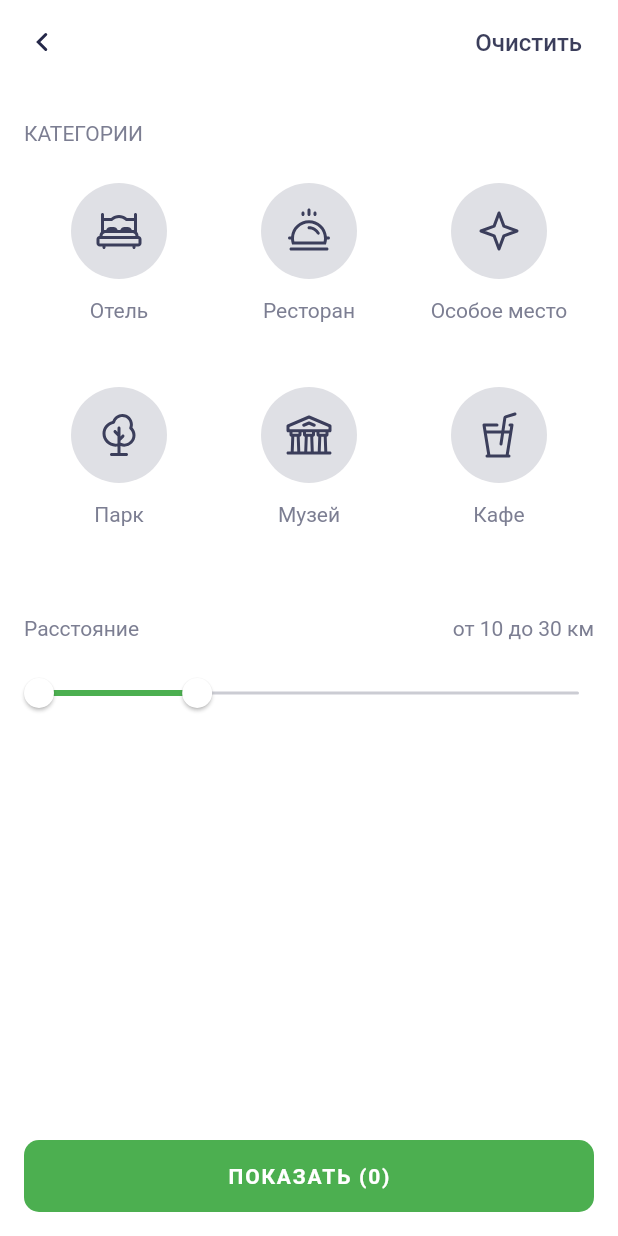
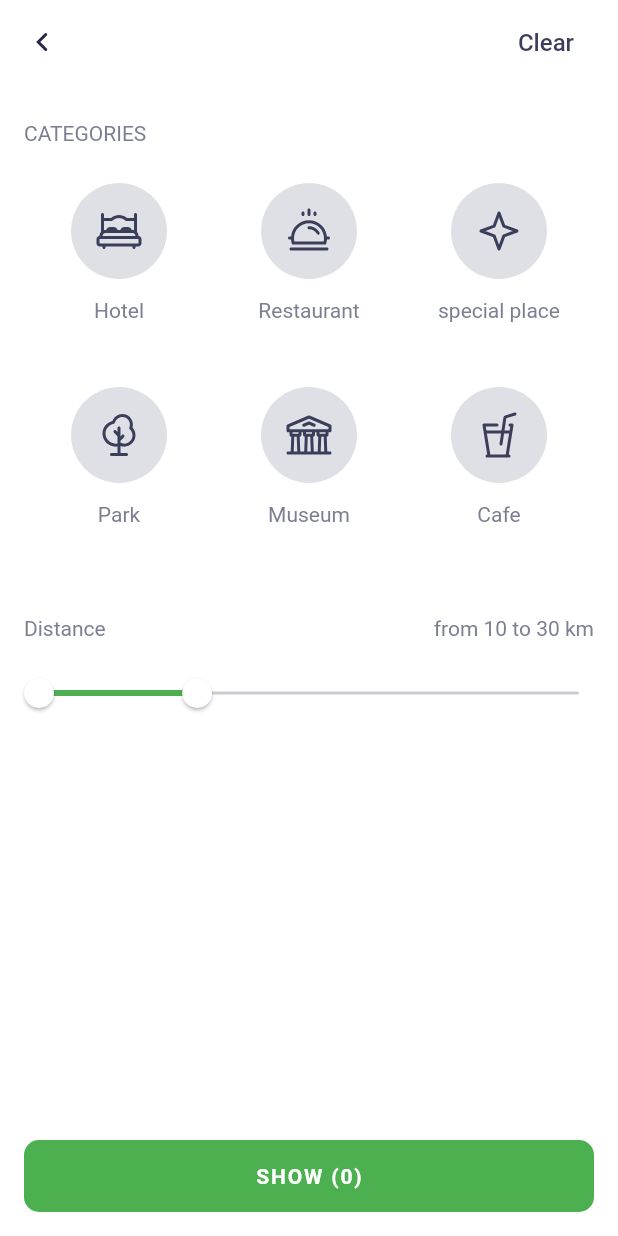
Before and after one commit to DeployChef/places, a Flutter app: the FiltersScreen screen opened directly, on a phone screen of 412 x 824 dp. Run offline on Flutter 3.47's test engine with Material 2 defaults, Android fonts, the phone set to English and light mode, and no system bars; our stand-ins replace flutter_svg, shared_preferences; accounts and stored records are empty; generated files the repository leaves out were written again.

Commit message:
localization

```diff
--- a/lib/l10n/app_en.arb
+++ b/lib/l10n/app_en.arb
@@ -11,5 +11,19 @@
     "notVisitedTab": "Want to visit",
     "blankHeader": "Empty",
     "blankTextVisited": "Complete the route\nto get the place here.",
-    "blankTextNotVisited": "Mark your favorite \nplaces and they will appear here."
+    "blankTextNotVisited": "Mark your favorite \nplaces and they will appear here.",
+    "settings": "Settings",
+    "categories": "CATEGORIES",
+    "clear": "Clear",
+    "distance": "Distance",
+    "rangeTitle": "from 10 to 30 km",
+    "show": "Show",
+    "hotel": "Hotel",
+    "restaurant": "Restaurant",
+    "specialPlace": "special place",
+    "park": "Park",
+    "museum": "Museum",
+    "cafe": "Cafe",
+    "darkTheme": "Dark Theme",
+    "watchHelp": "Watch tutorial"
 }
--- a/lib/l10n/app_ru.arb
+++ b/lib/l10n/app_ru.arb
@@ -11,5 +11,19 @@
     "notVisitedTab": "Хочу посетить",
     "blankHeader": "Пусто",
     "blankTextVisited": "Завершите маршрут,\nчтобы место попало сюда.",
-    "blankTextNotVisited": "Отмечайте понравившиеся\nместа и они появятся здесь."
+    "blankTextNotVisited": "Отмечайте понравившиеся\nместа и они появятся здесь.",
+    "settings": "Настройки",
+    "categories": "КАТЕГОРИИ",
+    "clear": "Очистить",
+    "distance": "Расстояние",
+    "rangeTitle": "от 10 до 30 км",
+    "show": "Показать",
+    "hotel": "Отель",
+    "restaurant": "Ресторан",
+    "specialPlace": "Особое место",
+    "park": "Парк",
+    "museum": "Музей",
+    "cafe": "Кафе",
+    "darkTheme": "Темная тема",
+    "watchHelp": "Смотреть туториал"
 }
--- a/lib/main.dart
+++ b/lib/main.dart
@@ -39,8 +39,8 @@ class App extends StatelessWidget {
           theme: _darkTheme.value ? AppTheme.darkTheme : AppTheme.lightTheme,
           darkTheme: AppTheme.darkTheme,
           //home: SettingsScreen(),
-          //home: FiltersScreen(),
-          home: SightListScreen(),
+          home: FiltersScreen(),
+          //home: SightListScreen(),
           // home: SightDetails(model: mocks[0]),
         ),
       ),
--- a/lib/ui/screens/filters_screen.dart
+++ b/lib/ui/screens/filters_screen.dart
@@ -4,6 +4,7 @@ import 'package:flutter_svg/svg.dart';
 import 'package:places/mocks.dart';
 import 'package:places/ui/components/icon_svg.dart';
 import 'package:places/ui/screens/res/assets.dart';
+import 'package:flutter_gen/gen_l10n/app_localizations.dart';
 
 class Category {
   String name;
@@ -29,14 +30,7 @@ class FiltersScreen extends StatefulWidget {
 }
 
 class _FiltersScreenState extends State<FiltersScreen> {
-  List<Category> _categories = [
-    Category(name: "Отель", iconPath: icHotel),
-    Category(name: "Ресторан", iconPath: icRestaurant),
-    Category(name: "Особое место", iconPath: icParticular),
-    Category(name: "Парк", iconPath: icPark),
-    Category(name: "Музей", iconPath: icMuseum),
-    Category(name: "Кафе", iconPath: icCafe),
-  ];
+  late List<Category> _categories;
 
   RangeValues _currentRangeValues = RangeValues(100, 3000);
   int _sightCount = 0;
@@ -52,16 +46,26 @@ class _FiltersScreenState extends State<FiltersScreen> {
   @override
   Widget build(BuildContext context) {
     var theme = Theme.of(context);
+    final locale = AppLocalizations.of(context)!;
+
+    _categories = [
+      Category(name: locale.hotel, iconPath: icHotel),
+      Category(name: locale.restaurant, iconPath: icRestaurant),
+      Category(name: locale.specialPlace, iconPath: icParticular),
+      Category(name: locale.park, iconPath: icPark),
+      Category(name: locale.museum, iconPath: icMuseum),
+      Category(name: locale.cafe, iconPath: icCafe),
+    ];
 
     return Scaffold(
-      appBar: _createSettingsAppbar(theme),
+      appBar: _createSettingsAppbar(theme, locale),
       body: Padding(
         padding: const EdgeInsets.symmetric(horizontal: 16, vertical: 24),
         child: Column(
           children: [
-            _buildCategories(theme),
+            _buildCategories(theme, locale),
             SizedBox(height: 56),
-            _buildRange(),
+            _buildRange(locale),
           ],
         ),
       ),
@@ -75,21 +79,21 @@ class _FiltersScreenState extends State<FiltersScreen> {
             ),
           ),
           onPressed: () {},
-          label: Text("ПОКАЗАТЬ ($_sightCount)"),
+          label: Text("${locale.show.toUpperCase()} ($_sightCount)"),
         ),
       ),
       floatingActionButtonLocation: FloatingActionButtonLocation.centerFloat,
     );
   }
 
-  Column _buildRange() {
+  Column _buildRange(AppLocalizations locale) {
     return Column(
       children: [
         Row(
           mainAxisAlignment: MainAxisAlignment.spaceBetween,
           children: [
-            Text("Расстояние"),
-            Text("от 10 до 30 км"),
+            Text(locale.distance),
+            Text(locale.rangeTitle),
           ],
         ),
         SizedBox(
@@ -113,11 +117,11 @@ class _FiltersScreenState extends State<FiltersScreen> {
     );
   }
 
-  Column _buildCategories(ThemeData theme) {
+  Column _buildCategories(ThemeData theme, AppLocalizations locale) {
     return Column(
       crossAxisAlignment: CrossAxisAlignment.start,
       children: [
-        Text("КАТЕГОРИИ"),
+        Text(locale.categories),
         SizedBox(
           height: 24,
         ),
@@ -237,7 +241,7 @@ class _FiltersScreenState extends State<FiltersScreen> {
     });
   }
 
-  AppBar _createSettingsAppbar(ThemeData theme) {
+  AppBar _createSettingsAppbar(ThemeData theme, AppLocalizations locale) {
     return AppBar(
       leading: Container(
           padding: const EdgeInsets.only(left: 16, right: 16),
@@ -249,7 +253,7 @@ class _FiltersScreenState extends State<FiltersScreen> {
         alignment: Alignment.centerRight,
         child: TextButton(
           child: Text(
-            "Очистить",
+            locale.clear,
             style: theme.textTheme.headline5?.copyWith(
               color: theme.accentColor,
             ),
--- a/lib/ui/screens/settings_screen.dart
+++ b/lib/ui/screens/settings_screen.dart
@@ -4,6 +4,7 @@ import 'package:places/ui/components/bottom_navigaion_bar.dart';
 import 'package:places/ui/components/icon_svg.dart';
 import 'package:places/ui/screens/res/assets.dart';
 import 'package:provider/provider.dart';
+import 'package:flutter_gen/gen_l10n/app_localizations.dart';
 
 class SettingsScreen extends StatelessWidget {
   const SettingsScreen({Key? key}) : super(key: key);
@@ -11,12 +12,13 @@ class SettingsScreen extends StatelessWidget {
   @override
   Widget build(BuildContext context) {
     var theme = Theme.of(context);
+    final locale = AppLocalizations.of(context)!;
 
     return Scaffold(
       appBar: AppBar(
         elevation: 0,
         title: Text(
-          "Настройки",
+          locale.settings,
         ),
         centerTitle: true,
       ),
@@ -31,7 +33,7 @@ class SettingsScreen extends StatelessWidget {
             ListTile(
               contentPadding: const EdgeInsets.symmetric(horizontal: 0),
               title: Text(
-                "Темная тема",
+                locale.darkTheme,
                 style: theme.primaryTextTheme.subtitle1,
               ),
               trailing: ThemeSwitch(),
@@ -40,7 +42,7 @@ class SettingsScreen extends StatelessWidget {
             ListTile(
               contentPadding: const EdgeInsets.symmetric(horizontal: 0),
               title: Text(
-                "Смотреть туториал",
+                locale.watchHelp,
                 style: theme.primaryTextTheme.subtitle1,
               ),
               trailing: IconButton(
```
